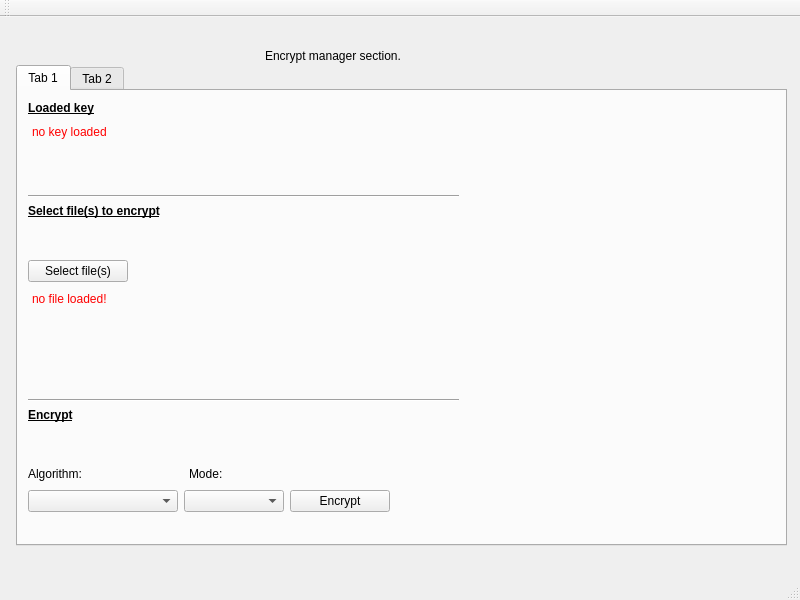
The window that mainwindow.ui (redazzalpha/xkrypt) describes before a commit, drawn with Qt 5.
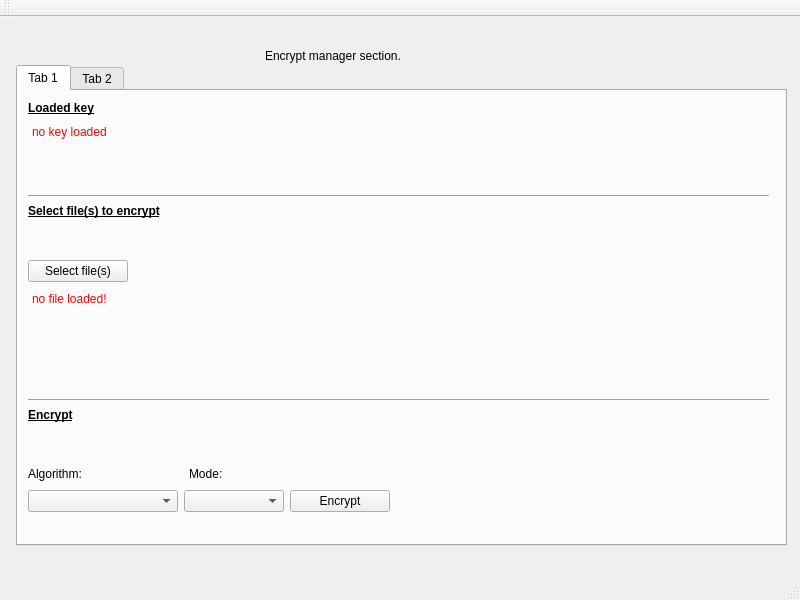
The same window after the commit. The open tabs and pages were chosen to show the change. Icons and pictures are not drawn.

```diff
--- a/mainwindow.ui
+++ b/mainwindow.ui
@@ -502,7 +502,7 @@
          <rect>
           <x>10</x>
           <y>10</y>
-          <width>431</width>
+          <width>741</width>
           <height>411</height>
          </rect>
         </property>
```
Left out of the diff: 4 changed lines with no effect on the pictures.
